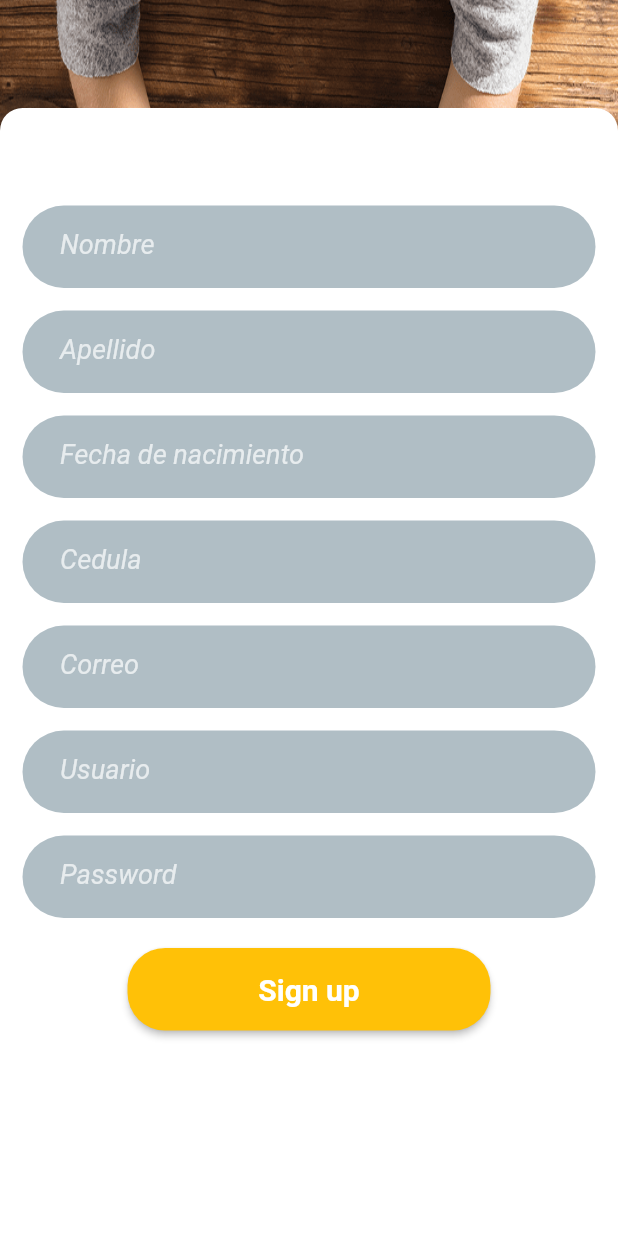
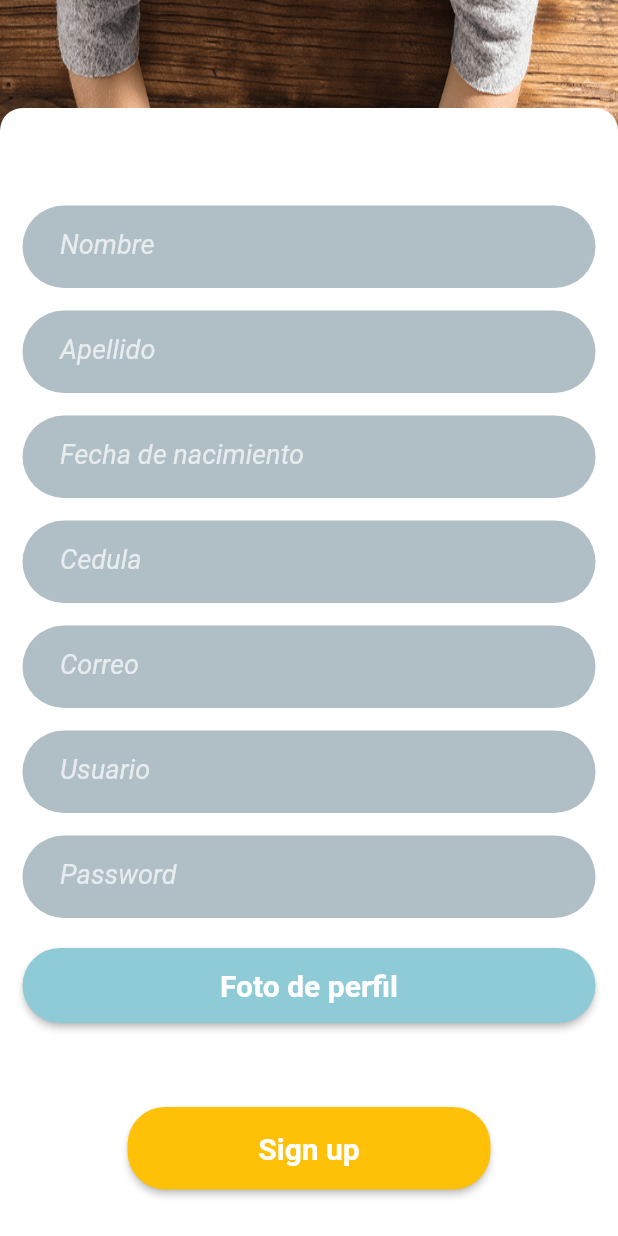
Before and after one commit to Crisb2022/Mobile-App-Flutter, a Flutter app: the SignupEstudiante screen opened by its route, scrolled down 228 dp, on a phone screen of 412 x 824 dp. Run offline on Flutter 3.47's test engine with Material 2 defaults, Android fonts, the phone set to English and light mode, and no system bars; our stand-ins replace image_picker, salomon_bottom_bar.

Commit message:
imagenPrueba

```diff
--- a/lib/views/FrmSignupEstudiante.dart
+++ b/lib/views/FrmSignupEstudiante.dart
@@ -1,11 +1,20 @@
 // ignore: file_names
 import 'package:flutter/material.dart';
+import 'package:image_picker/image_picker.dart';
 import 'package:pasantapp/services/EstudiantesService.dart';
+import 'package:pasantapp/utils/ImageSignUp.dart';
 import 'package:provider/provider.dart';
+import 'dart:io';
 
-// ignore: must_be_immutable
-class SignupEstudiante extends StatelessWidget {
-  static const routeName = '/signup-screen';
+class SignupEstudiante extends StatefulWidget {
+  static const routeName = '/signup-screen-students';
+  File? image;
+  @override
+  _SignupEstudianteState createState() => _SignupEstudianteState();
+}
+
+class _SignupEstudianteState extends State<SignupEstudiante> {
+  static const routeName = '/signup-screen-studens';
 
   final nombresController = TextEditingController();
   final apellidosController = TextEditingController();
@@ -16,8 +25,15 @@ class SignupEstudiante extends StatelessWidget {
   final imageController = TextEditingController();
   final nacimientoController = TextEditingController();
 
-  SignupEstudiante
-({super.key});
+  void _showImageSelectionDialog() async {
+    File? selectedImage = await ImageSignUp().selectImage(1); // Llamada al método selectImage con op 2 para seleccionar de la galería
+
+    if (selectedImage != null) {
+      setState(() {
+        widget.image = selectedImage;
+      });
+    }
+  }
 
   Widget signUpWith(IconData icon) {
     return Expanded(
@@ -118,13 +134,50 @@ class SignupEstudiante extends StatelessWidget {
                           userInput(passwordController, 'Password',
                               TextInputType.text),
                           Container(
+                            // ----------------Camara-----------------
+                            height: 60,
+                            // Para replicar exactamente, elimina el padding.
+                            padding: const EdgeInsets.only(top: 5, bottom: 5),
+                            child: ElevatedButton(
+                              onPressed: () {
+                                // -------------------- Llamamos al metodo de ImageSignup ----
+                                ImageSignUp(updateState: () {
+                                  setState(() {
+                                    // Actualizar el estado del widget que contiene ImageSignUp
+                                  });
+                                }).opciones(context);
+                              },
+                              style: ElevatedButton.styleFrom(
+                                shape: RoundedRectangleBorder(
+                                    borderRadius: BorderRadius.circular(25)),
+                                backgroundColor:
+                                    const Color.fromARGB(255, 142, 203, 214),
+                              ),
+                              child: const Text(
+                                'Foto de perfil',
+                                style: TextStyle(
+                                  fontSize: 20,
+                                  fontWeight: FontWeight.w700,
+                                  color: Colors.white,
+                                ),
+                              ),
+                            ),
+                          ),
+                          const SizedBox(
+                            height: 30,
+                          ),
+                          // ignore: unnecessary_null_comparison
+                          widget.image == null ? const Center() : Image.file(widget.image!),
+                          const Divider(thickness: 0, color: Colors.white),
+                          Container(
                             height: 60,
                             // Para replicar exactamente, elimina el padding.
                             padding: const EdgeInsets.only(
                                 top: 5, left: 70, right: 70),
                             child: ElevatedButton(
                               onPressed: () {
-                              Provider.of<EstudiantesServices>(context, listen: false)
+                                Provider.of<EstudiantesServices>(context,
+                                        listen: false)
                                     .signup(
                                         nombresController.text,
                                         apellidosController.text,
@@ -132,8 +185,9 @@ class SignupEstudiante extends StatelessWidget {
                                         correoController.text,
                                         usuarioController.text,
                                         passwordController.text,
-                                      "",
-                                      nacimientoController.text, context);
+                                        "${cedulaController.text}.jpg",
+                                        nacimientoController.text,
+                                        context);
                               },
                               style: ElevatedButton.styleFrom(
                                 shape: RoundedRectangleBorder(
@@ -150,8 +204,6 @@ class SignupEstudiante extends StatelessWidget {
                               ),
                             ),
                           ),
-                          const SizedBox(height: 100),
-                          const SizedBox(height: 20),
                           const Divider(thickness: 0, color: Colors.white),
                         ],
                       ),
--- a/lib/views/FrmSignupOrganizacion.dart
+++ b/lib/views/FrmSignupOrganizacion.dart
@@ -128,10 +128,8 @@ class SignupOrganizacion extends StatelessWidget {
                                         correoController.text,
                                         direccionController.text,
                                         usuarioController.text,
-                                        passwordController.text);
-                                Navigator.of(context).push(MaterialPageRoute(
-                                    builder: (ctx) =>
-                                        const FrmBottomMenuBar()));
+                                        passwordController.text,
+                                        context);
                               },
                               style: ElevatedButton.styleFrom(
                                 shape: RoundedRectangleBorder(
--- a/pubspec.yaml
+++ b/pubspec.yaml
@@ -21,6 +21,8 @@ dependencies:
   http: ^1.1.0
   provider: ^6.0.5
   salomon_bottom_bar: ^3.3.2
+  dio: ^5.3.2
+  image_picker: ^1.0.2
 
 dev_dependencies:
   flutter_test:
```
Also changed, not shown: assets/docs/lenguajes.json (added, +219 -0 lines), lib/services/EstudiantesService.dart (+3 -4 lines), lib/services/OrganizacionService.dart (+7 -13 lines), lib/utils/ImageSignUp.dart (added, +112 -0 lines), lib/utils/TransformBase64Image.dart (deleted), pubspec.lock, 5 other files. Lines whose indentation alone changed are shown as unchanged.
